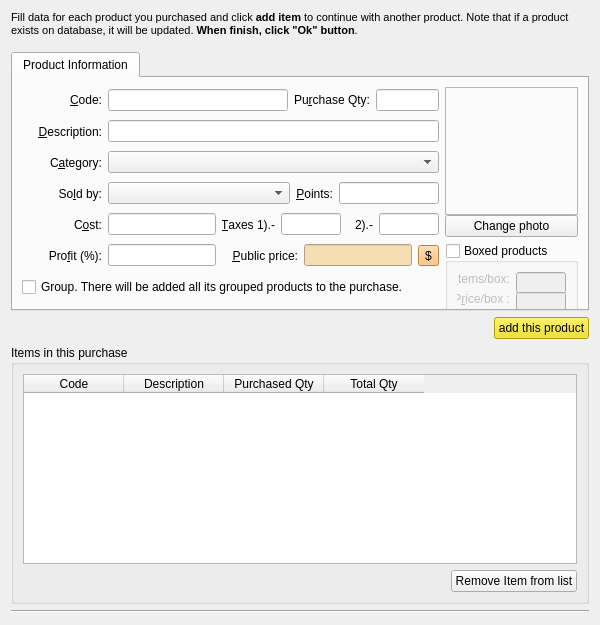
Before: the Qt Designer form squeeze/src/ui/purchaseeditor.ui in miguelchavez/lemonpos, drawn with Qt 5.
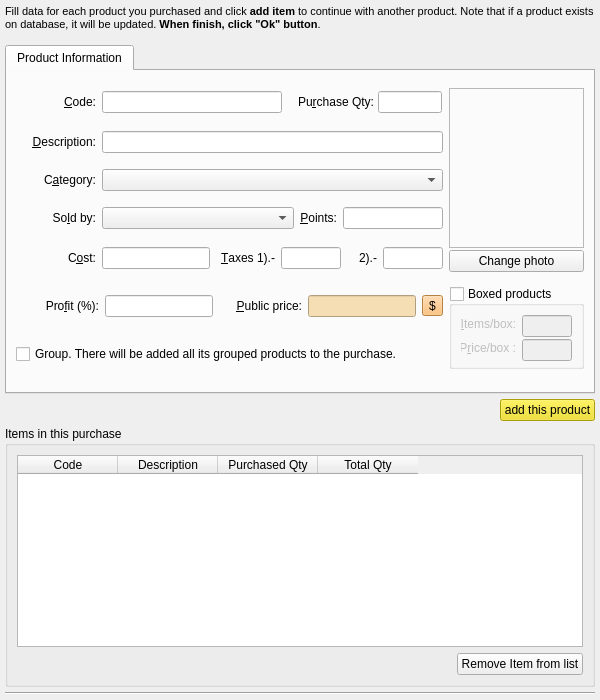
After: the same form once the commit is applied.

Commit message: Adding feature:   The purchase can be negative, but with a minimum (max negative number) of -qtyOnStock, to set the stock at 0.   The final stockqty cannot be NEGATIVE.   The purchase qty cannot be ZERO. must be negative or positive qty.   This feature is useful for returning products to providers.

Patch:
```diff
--- a/squeeze/src/ui/purchaseeditor.ui
+++ b/squeeze/src/ui/purchaseeditor.ui
@@ -7,11 +7,11 @@
     <x>0</x>
     <y>0</y>
     <width>600</width>
-    <height>625</height>
+    <height>700</height>
    </rect>
   </property>
   <property name="sizePolicy">
-   <sizepolicy hsizetype="Minimum" vsizetype="Minimum">
+   <sizepolicy hsizetype="MinimumExpanding" vsizetype="MinimumExpanding">
     <horstretch>0</horstretch>
     <verstretch>0</verstretch>
    </sizepolicy>
@@ -19,7 +19,7 @@
   <property name="minimumSize">
    <size>
     <width>600</width>
-    <height>625</height>
+    <height>700</height>
    </size>
   </property>
   <property name="maximumSize">
@@ -38,6 +38,12 @@
    <string>Purchase</string>
   </property>
   <layout class="QVBoxLayout" name="verticalLayout_2">
+   <property name="spacing">
+    <number>5</number>
+   </property>
+   <property name="margin">
+    <number>5</number>
+   </property>
    <item>
     <widget class="QLabel" name="label">
      <property name="sizePolicy">
@@ -152,6 +158,36 @@
           </widget>
          </item>
          <item>
+          <widget class="QWidget" name="widgetPurchase" native="true">
+           <property name="sizePolicy">
+            <sizepolicy hsizetype="Maximum" vsizetype="Maximum">
+             <horstretch>0</horstretch>
+             <verstretch>0</verstretch>
+            </sizepolicy>
+           </property>
+           <property name="maximumSize">
+            <size>
+             <width>16777215</width>
+             <height>16777215</height>
+            </size>
+           </property>
+           <layout class="QHBoxLayout" name="horizontalLayout_9">
+            <property name="spacing">
+             <number>4</number>
+            </property>
+            <property name="leftMargin">
+             <number>10</number>
+            </property>
+            <property name="topMargin">
+             <number>1</number>
+            </property>
+            <property name="rightMargin">
+             <number>1</number>
+            </property>
+            <property name="bottomMargin">
+             <number>1</number>
+            </property>
+            <item>
           <widget class="QLabel" name="label_12">
            <property name="sizePolicy">
             <sizepolicy hsizetype="Minimum" vsizetype="Preferred">
@@ -193,6 +229,9 @@
           </widget>
          </item>
         </layout>
+          </widget>
+         </item>
+        </layout>
        </item>
        <item row="0" column="1" rowspan="5">
         <layout class="QVBoxLayout" name="_7">
```
Left out of the diff: 1 changed line with no effect on the pictures. Lines whose indentation alone changed are shown as unchanged. The commit also changes 2 other files.
